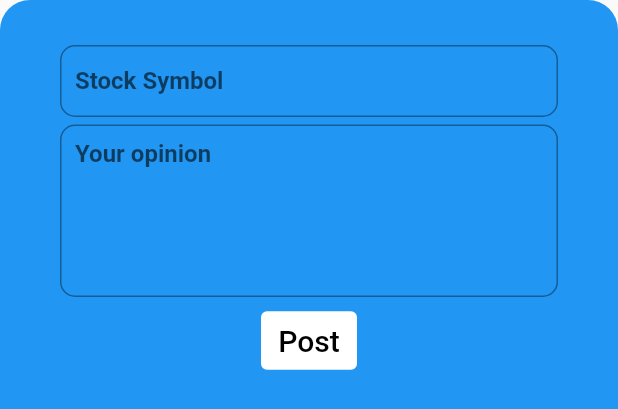
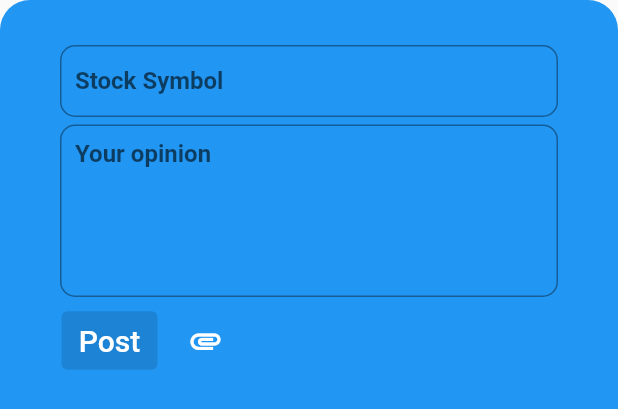
Before and after one commit to aminscipy/finance_forum, a Flutter app: the CreatePost widget shown alone on an empty page, opened directly, on a phone screen of 412 x 824 dp. Shown: the top 409 px of the screen. Run offline on Flutter 3.47's test engine with Material 2 defaults, Android fonts, the light colour scheme and no system bars; our stand-ins replace cloud_firestore, firebase_auth, firebase_core, firebase_storage, get, iconsax and 1 more; missing offline and left inert: yahoofin; accounts and stored records are empty.

Commit message:
User can add chart snaps to the post now

```diff
--- a/lib/controllers/add_stock_controller.dart
+++ b/lib/controllers/add_stock_controller.dart
@@ -59,7 +59,6 @@ class AddStockController extends ChangeNotifier {
       StockInfo info = yfin.getStockInfo(ticker: updatedValue);
       quote = await info.getStockData();
       stockList.add(quote!.ticker!);
-      print(stockList);
       Get.close(1);
       notifyListeners();
     } on YahooApiException catch (e) {
--- a/lib/views/create_post.dart
+++ b/lib/views/create_post.dart
@@ -61,16 +61,31 @@ class CreatePost extends StatelessWidget {
           const SizedBox(
             height: 5,
           ),
+          Row(
+            children: [
+              const SizedBox(
+                width: 11,
+              ),
               TextButton(
+                style: TextButton.styleFrom(backgroundColor: Colors.black12),
                 onPressed: () {
                   Navigator.pop(context);
                   postController.post();
                 },
-            style: TextButton.styleFrom(backgroundColor: Colors.white),
                 child: const Text(
                   'Post',
-              style: TextStyle(color: Colors.black, fontSize: 20),
+                  style: TextStyle(color: Colors.white, fontSize: 20),
                 ),
+              ),
+              TextButton(
+                  onPressed: () {
+                    postController.postPicture();
+                  },
+                  child: const Icon(
+                    Icons.attachment,
+                    color: Colors.white,
+                  )),
+            ],
           )
         ]),
       ),
--- a/pubspec.yaml
+++ b/pubspec.yaml
@@ -47,6 +47,7 @@ dependencies:
   firebase_storage: ^10.3.11
   iconsax: ^0.0.8
   intl: ^0.17.0
+  uuid: ^3.0.6
 
 dev_dependencies:
   flutter_test:
```
Also changed, not shown: lib/controllers/post_controller.dart (+30 -3 lines), lib/views/home.dart (+41 -11 lines), pubspec.lock. Lines whose indentation alone changed are shown as unchanged.
